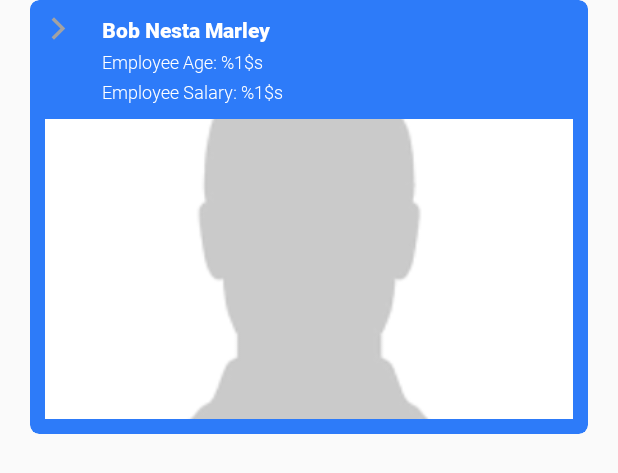
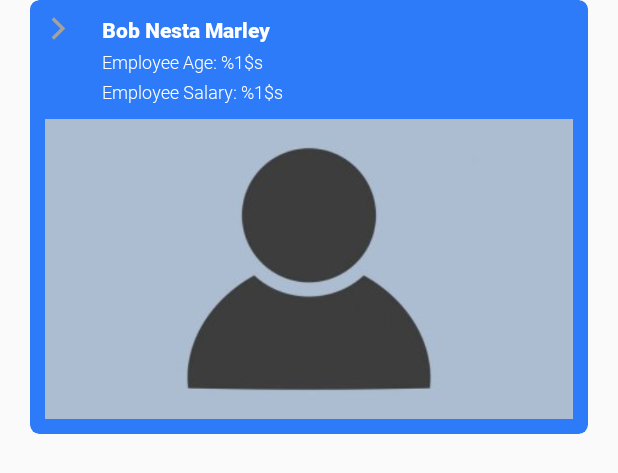
Before and after one commit to digitalmidges/jetTest, an Android app: the layout row_employee.xml on its own in the app's theme, with its tools: preview values and no code run, on a phone screen of 412 x 824 dp. Shown: the top 473 px of the screen. Run offline under Robolectric (Android 15) with nearby library versions, the phone set to English and light mode, and no system bars.

Commit message:
new profile image place holder

```diff
--- a/app/src/main/java/com/digitalmidges/jettest/ui/viewHolders/EmployeeViewHolder.kt
+++ b/app/src/main/java/com/digitalmidges/jettest/ui/viewHolders/EmployeeViewHolder.kt
@@ -37,7 +37,7 @@ class EmployeeViewHolder(private val binding: RowEmployeeBinding) : RecyclerView
             tvEmployeeName.text = employeeItem.employee_name ?: "John Do"
 
             // default image
-            binding.imgProfile.setImageResource(R.drawable.profile_image_silhouette)
+            binding.imgProfile.setImageResource(R.drawable.profile_image_silhouette_2)
 
 
             if (employeeItem.employee_age.isNullOrEmpty()) {
@@ -63,13 +63,13 @@ class EmployeeViewHolder(private val binding: RowEmployeeBinding) : RecyclerView
 
 
             if (employeeItem.profile_image.isNullOrEmpty()) {
-                binding.imgProfile.setImageResource(R.drawable.profile_image_silhouette)
+                binding.imgProfile.setImageResource(R.drawable.profile_image_silhouette_2)
             } else {
                 Glide.with(binding.root)
                     .load(employeeItem.profile_image)
                     .centerCrop()
                     .placeholder(R.drawable.place_holder_shape)
-                    .error(R.drawable.profile_image_silhouette)
+                    .error(R.drawable.profile_image_silhouette_2)
                     .into(binding.imgProfile)
             }
 
--- a/app/src/main/res/layout/row_employee.xml
+++ b/app/src/main/res/layout/row_employee.xml
@@ -100,7 +100,7 @@
                 android:layout_height="@dimen/expand_cell_height"
                 android:scaleType="centerCrop"
 
-                android:src="@drawable/profile_image_silhouette"
+                android:src="@drawable/profile_image_silhouette_2"
                 />
             </FrameLayout>
 
```
Also changed, not shown: app/src/main/res/drawable/profile_image_silhouette_2.jpg (added).
